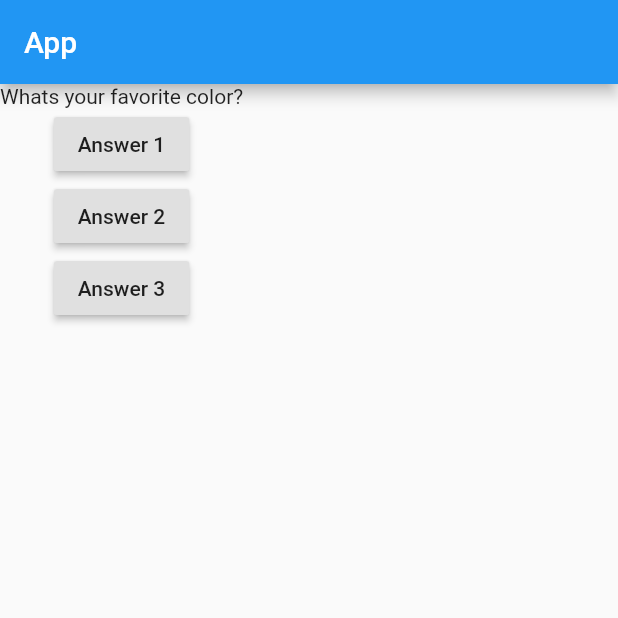
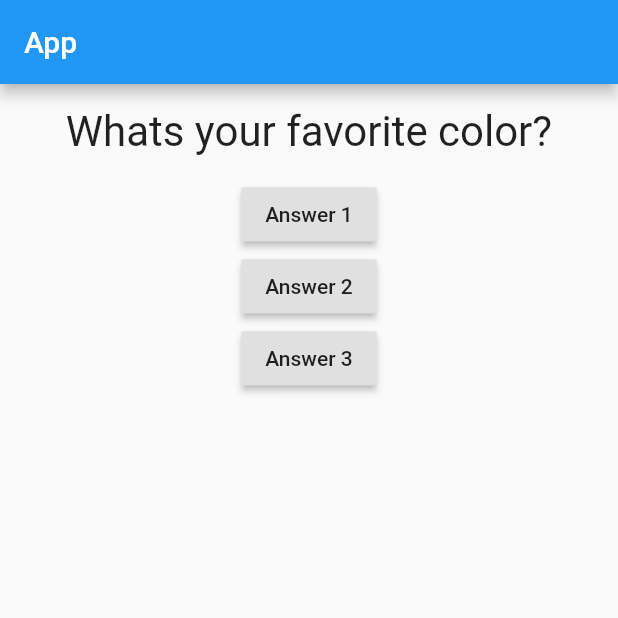
Before and after one commit to loonix/Flutter-Learning-Path, a Flutter app: the screen it shows after launch, on a phone screen of 412 x 824 dp, the top half of it. Run offline on Flutter 3.47's test engine with Material 2 defaults, Android fonts, the phone set to English and light mode, and no system bars.

Commit message:
chore: centered text + some styling to new widget

```diff
--- a/lib/question.dart
+++ b/lib/question.dart
@@ -7,6 +7,15 @@ class Question extends StatelessWidget {
 
   @override
   Widget build(BuildContext context) {
-    return Text(questionText);
+    return Container(
+      width: double.infinity, // as much width as it can get
+      margin: EdgeInsets.all(5),
+      padding: EdgeInsets.all(10),
+      child: Text(
+        questionText,
+        style: TextStyle(fontSize: 28),
+        textAlign: TextAlign.center,
+      ),
+    );
   }
 }
```
